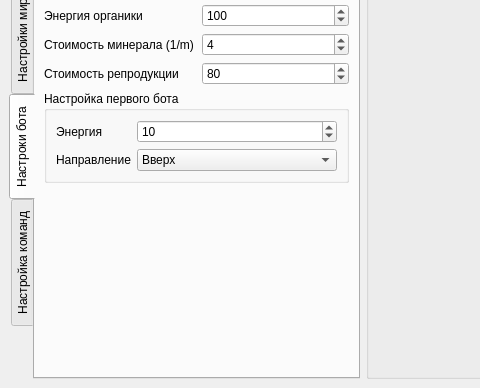
TomasGlgg/QGenetic, file mainwindow.ui: the form before one commit; both pictures show x 0 to 480 and y 343 to 731 of the 1283 by 731 pixel window.
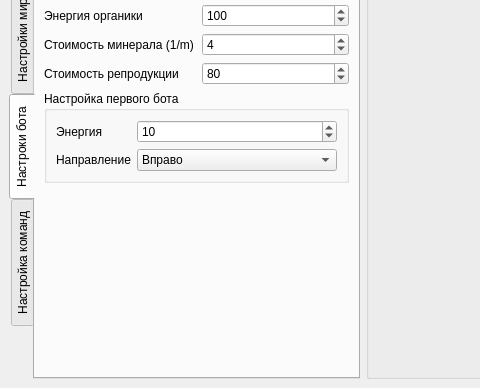
The form after the commit. The open tabs and pages were chosen to show the change.

Commit message: Fix display world parts

The edit to the form file:
```diff
--- a/mainwindow.ui
+++ b/mainwindow.ui
@@ -635,6 +635,9 @@
              </item>
              <item row="1" column="1">
               <widget class="QComboBox" name="first_bot_direction">
+               <property name="currentIndex">
+                <number>2</number>
+               </property>
                <item>
                 <property name="text">
                  <string>Вверх</string>
```
The commit also changes 2 other files.
